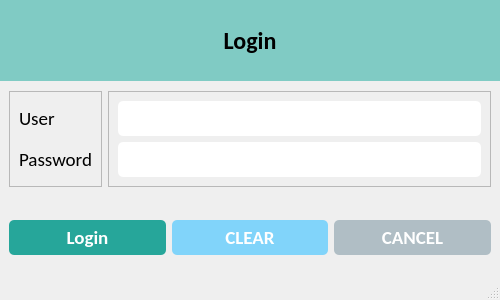
CodeWithEhtisham/Diesel-Pump, file ui/login_page.ui: the form before one commit.
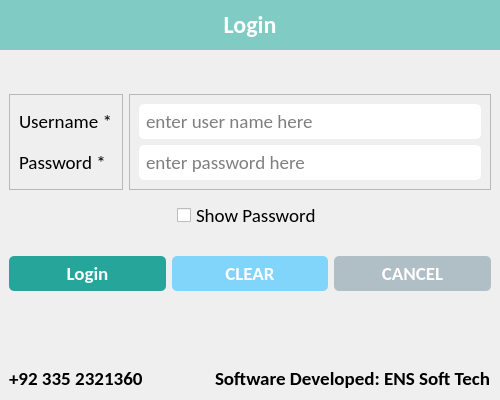
The form after the commit. Icons and pictures are not drawn.

Commit message: login page changing

Patch:
```diff
--- a/ui/login_page.ui
+++ b/ui/login_page.ui
@@ -7,19 +7,19 @@
     <x>0</x>
     <y>0</y>
     <width>500</width>
-    <height>300</height>
+    <height>400</height>
    </rect>
   </property>
   <property name="minimumSize">
    <size>
     <width>500</width>
-    <height>300</height>
+    <height>400</height>
    </size>
   </property>
   <property name="maximumSize">
    <size>
     <width>500</width>
-    <height>300</height>
+    <height>400</height>
    </size>
   </property>
   <property name="windowTitle">
@@ -31,6 +31,8 @@
 
 #label {
 	background-color: #80cbc4;
+	padding: 10px;
+	color: #fff;
 }
 
 #label_5 {
@@ -108,7 +110,7 @@
     <property name="bottomMargin">
      <number>0</number>
     </property>
-    <item>
+    <item alignment="Qt::AlignTop">
      <widget class="QLabel" name="label">
       <property name="font">
        <font>
@@ -125,7 +127,7 @@
        <set>Qt::AlignCenter</set>
       </property>
       <property name="margin">
-       <number>10</number>
+       <number>0</number>
       </property>
      </widget>
     </item>
@@ -150,7 +152,7 @@
              </font>
             </property>
             <property name="text">
-             <string>User</string>
+             <string>Username *</string>
             </property>
            </widget>
           </item>
@@ -163,7 +165,7 @@
              </font>
             </property>
             <property name="text">
-             <string>Password</string>
+             <string>Password *</string>
             </property>
            </widget>
           </item>
@@ -199,6 +201,9 @@
               <pointsize>14</pointsize>
              </font>
             </property>
+            <property name="placeholderText">
+             <string>enter user name here</string>
+            </property>
            </widget>
           </item>
           <item>
@@ -221,6 +226,9 @@
               <pointsize>14</pointsize>
              </font>
             </property>
+            <property name="placeholderText">
+             <string>enter password here</string>
+            </property>
            </widget>
           </item>
          </layout>
@@ -229,6 +237,19 @@
       </layout>
      </widget>
     </item>
+    <item alignment="Qt::AlignHCenter">
+     <widget class="QCheckBox" name="show_password">
+      <property name="font">
+       <font>
+        <family>Calibri</family>
+        <pointsize>14</pointsize>
+       </font>
+      </property>
+      <property name="text">
+       <string>Show Password</string>
+      </property>
+     </widget>
+    </item>
     <item>
      <widget class="QWidget" name="bottom_widget" native="true">
       <layout class="QHBoxLayout" name="horizontalLayout_2">
@@ -319,9 +340,44 @@
       </layout>
      </widget>
     </item>
+    <item alignment="Qt::AlignBottom">
+     <widget class="QWidget" name="widget_2" native="true">
+      <layout class="QHBoxLayout" name="horizontalLayout_3">
+       <item>
+        <widget class="QLabel" name="label_3">
+         <property name="font">
+          <font>
+           <family>Calibri</family>
+           <pointsize>14</pointsize>
+           <weight>75</weight>
+           <bold>true</bold>
+          </font>
+         </property>
+         <property name="text">
+          <string>+92 335 2321360</string>
+         </property>
+        </widget>
+       </item>
+       <item>
+        <widget class="QLabel" name="label_2">
+         <property name="font">
+          <font>
+           <family>Calibri</family>
+           <pointsize>14</pointsize>
+           <weight>75</weight>
+           <bold>true</bold>
+          </font>
+         </property>
+         <property name="text">
+          <string>Software Developed: ENS Soft Tech</string>
+         </property>
+        </widget>
+       </item>
+      </layout>
+     </widget>
+    </item>
    </layout>
   </widget>
-  <widget class="QStatusBar" name="statusbar"/>
  </widget>
  <resources>
   <include location="../resources.qrc"/>
```
Left out of the diff: 2 changed lines with no effect on the pictures.
